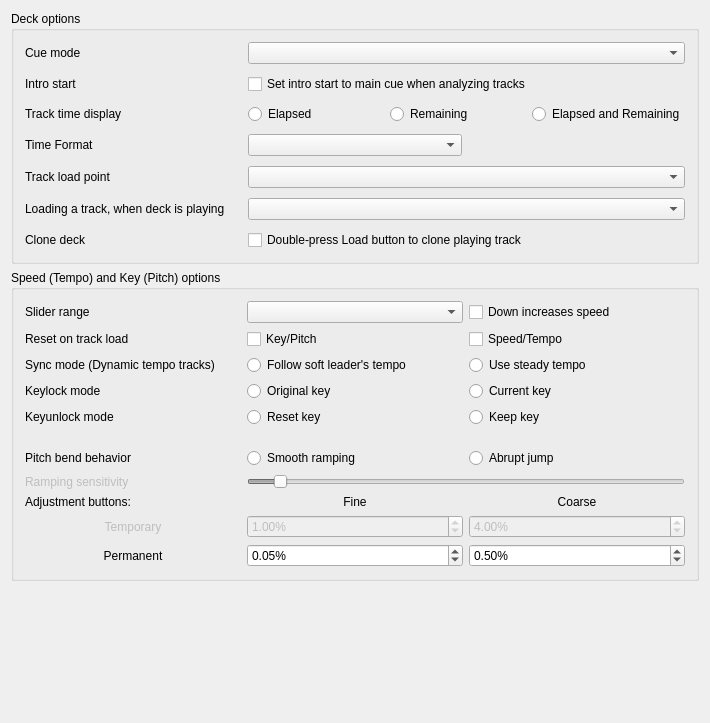
Qt form src/preferences/dialog/dlgprefdeckdlg.ui (mixxxdj/mixxx) before a commit.
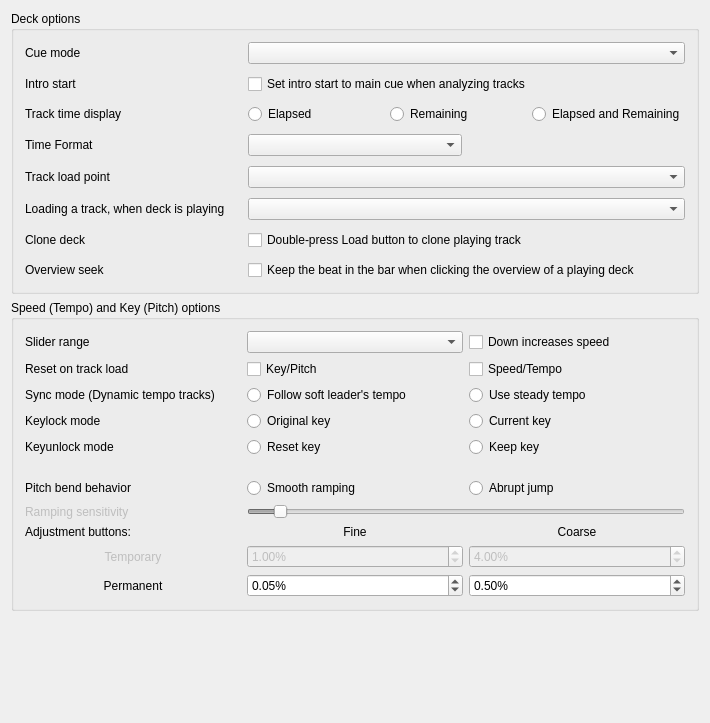
The same form after that commit.

Commit message: Overview: keep the beat in the bar when seeking a playing deck

The edit to the form file:
```diff
--- a/src/preferences/dialog/dlgprefdeckdlg.ui
+++ b/src/preferences/dialog/dlgprefdeckdlg.ui
@@ -192,6 +192,26 @@
         </property>
        </widget>
       </item>
+      <item row="7" column="0">
+       <widget class="QLabel" name="labelOverviewSeekBarAligned">
+        <property name="text">
+         <string>Overview seek</string>
+        </property>
+        <property name="buddy">
+         <cstring>checkBoxOverviewSeekBarAligned</cstring>
+        </property>
+       </widget>
+      </item>
+      <item row="7" column="1" colspan="2">
+       <widget class="QCheckBox" name="checkBoxOverviewSeekBarAligned">
+        <property name="toolTip">
+         <string>When clicking (or releasing a drag on) the waveform overview of a playing deck, land on the same beat in the bar as the sync target if another deck is playing, otherwise as this deck before the jump. The target is usually within two beats of the click. This works regardless of Quantize.</string>
+        </property>
+        <property name="text">
+         <string>Keep the beat in the bar when clicking the overview of a playing deck</string>
+        </property>
+       </widget>
+      </item>
      </layout>
     </widget>
    </item>
```
Left out of the diff: 1 changed line with no effect on the pictures. The commit also changes 9 other files.
